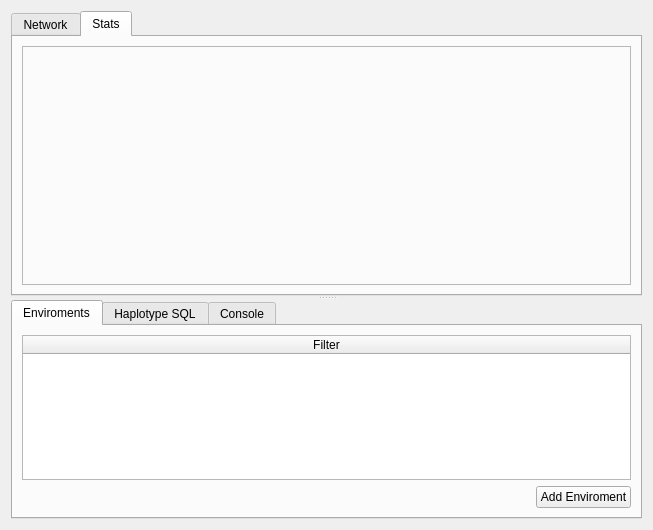
The window that yatel/gui/uis/ExplorerFrame.ui (leliel12/yatel) describes before a commit, drawn with Qt 5.
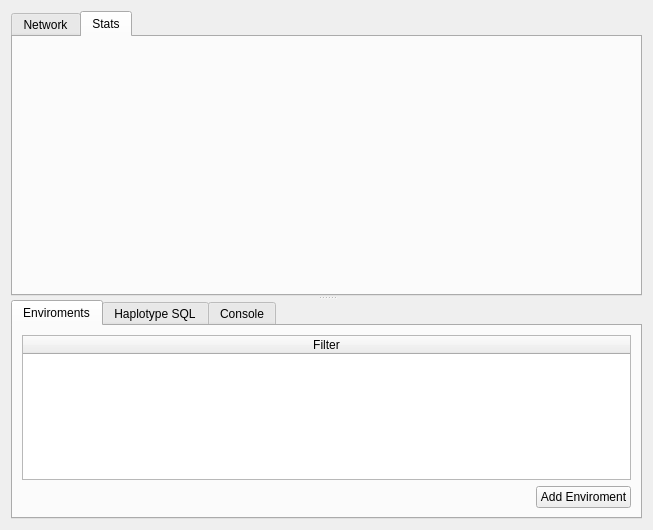
The same window after the commit. The open tabs and pages were chosen to show the change.

Patch:
```diff
--- a/yatel/gui/uis/ExplorerFrame.ui
+++ b/yatel/gui/uis/ExplorerFrame.ui
@@ -162,14 +162,7 @@
           </attribute>
           <layout class="QVBoxLayout" name="verticalLayout_6">
            <item>
-            <widget class="QFrame" name="plotFrame">
-             <property name="frameShape">
-              <enum>QFrame::StyledPanel</enum>
-             </property>
-             <property name="frameShadow">
-              <enum>QFrame::Raised</enum>
-             </property>
-            </widget>
+            <layout class="QVBoxLayout" name="statsLayout"/>
            </item>
           </layout>
          </widget>
```
Left out of the diff: 8 changed lines with no effect on the pictures.
